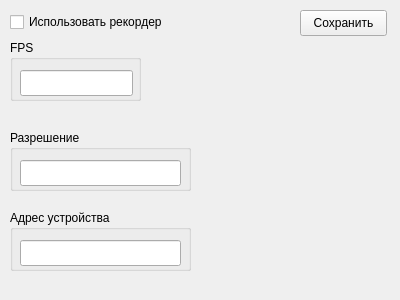
Qt form utils/GUI/OptionsWidget.ui (kirilltarasov99/witmotionconnect) before a commit.
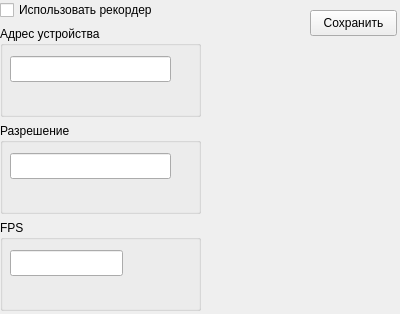
The same form after that commit.

```diff
--- a/utils/GUI/OptionsWidget.ui
+++ b/utils/GUI/OptionsWidget.ui
@@ -7,75 +7,16 @@
     <x>0</x>
     <y>0</y>
     <width>400</width>
-    <height>300</height>
+    <height>314</height>
    </rect>
   </property>
   <property name="windowTitle">
    <string>Form</string>
   </property>
-  <widget class="QCheckBox" name="VCap_use_checkBox">
-   <property name="geometry">
-    <rect>
-     <x>10</x>
-     <y>10</y>
-     <width>191</width>
-     <height>24</height>
-    </rect>
-   </property>
-   <property name="text">
-    <string>Использовать рекордер</string>
-   </property>
-  </widget>
-  <widget class="QGroupBox" name="VCap_FPS_groupBox">
-   <property name="geometry">
-    <rect>
-     <x>10</x>
-     <y>40</y>
-     <width>131</width>
-     <height>61</height>
-    </rect>
-   </property>
-   <property name="title">
-    <string>FPS</string>
-   </property>
-   <widget class="QLineEdit" name="VCap_FPS_lineEdit">
-    <property name="geometry">
-     <rect>
-      <x>10</x>
-      <y>30</y>
-      <width>113</width>
-      <height>26</height>
-     </rect>
-    </property>
-   </widget>
-  </widget>
-  <widget class="QGroupBox" name="VCap_resolution_groupBox">
-   <property name="geometry">
-    <rect>
-     <x>10</x>
-     <y>130</y>
-     <width>181</width>
-     <height>61</height>
-    </rect>
-   </property>
-   <property name="title">
-    <string>Разрешение</string>
-   </property>
-   <widget class="QLineEdit" name="VCap_resolution_lineEdit">
-    <property name="geometry">
-     <rect>
-      <x>10</x>
-      <y>30</y>
-      <width>161</width>
-      <height>26</height>
-     </rect>
-    </property>
-   </widget>
-  </widget>
   <widget class="QPushButton" name="save_pushButton">
    <property name="geometry">
     <rect>
-     <x>300</x>
+     <x>310</x>
      <y>10</y>
      <width>87</width>
      <height>26</height>
@@ -85,28 +26,75 @@
     <string>Сохранить</string>
    </property>
   </widget>
-  <widget class="QGroupBox" name="VCap_address_groupBox">
+  <widget class="QWidget" name="verticalLayoutWidget">
    <property name="geometry">
     <rect>
-     <x>10</x>
-     <y>210</y>
-     <width>181</width>
-     <height>61</height>
+     <x>0</x>
+     <y>0</y>
+     <width>201</width>
+     <height>311</height>
     </rect>
    </property>
-   <property name="title">
-    <string>Адрес устройства</string>
-   </property>
-   <widget class="QLineEdit" name="VCap_address_lineEdit">
-    <property name="geometry">
-     <rect>
-      <x>10</x>
-      <y>30</y>
-      <width>161</width>
-      <height>26</height>
-     </rect>
-    </property>
-   </widget>
+   <layout class="QVBoxLayout" name="verticalLayout">
+    <item>
+     <widget class="QCheckBox" name="VCap_use_checkBox">
+      <property name="text">
+       <string>Использовать рекордер</string>
+      </property>
+     </widget>
+    </item>
+    <item>
+     <widget class="QGroupBox" name="VCap_address_groupBox">
+      <property name="title">
+       <string>Адрес устройства</string>
+      </property>
+      <widget class="QLineEdit" name="VCap_address_lineEdit">
+       <property name="geometry">
+        <rect>
+         <x>10</x>
+         <y>30</y>
+         <width>161</width>
+         <height>26</height>
+        </rect>
+       </property>
+      </widget>
+     </widget>
+    </item>
+    <item>
+     <widget class="QGroupBox" name="VCap_resolution_groupBox">
+      <property name="title">
+       <string>Разрешение</string>
+      </property>
+      <widget class="QLineEdit" name="VCap_resolution_lineEdit">
+       <property name="geometry">
+        <rect>
+         <x>10</x>
+         <y>30</y>
+         <width>161</width>
+         <height>26</height>
+        </rect>
+       </property>
+      </widget>
+     </widget>
+    </item>
+    <item>
+     <widget class="QGroupBox" name="VCap_FPS_groupBox">
+      <property name="title">
+       <string>FPS</string>
+      </property>
+      <widget class="QLineEdit" name="VCap_FPS_lineEdit">
+       <property name="geometry">
+        <rect>
+         <x>10</x>
+         <y>30</y>
+         <width>113</width>
+         <height>26</height>
+        </rect>
+       </property>
+      </widget>
+     </widget>
+    </item>
+   </layout>
   </widget>
  </widget>
  <resources/>
```
